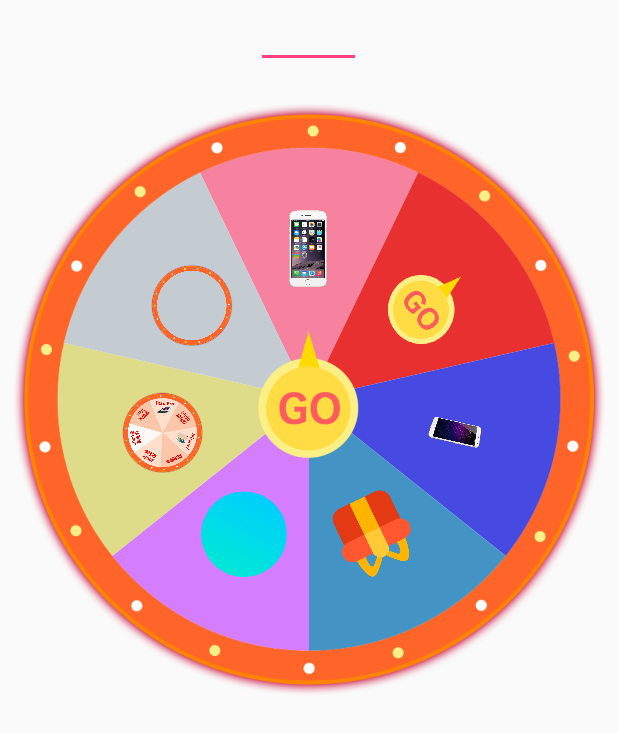
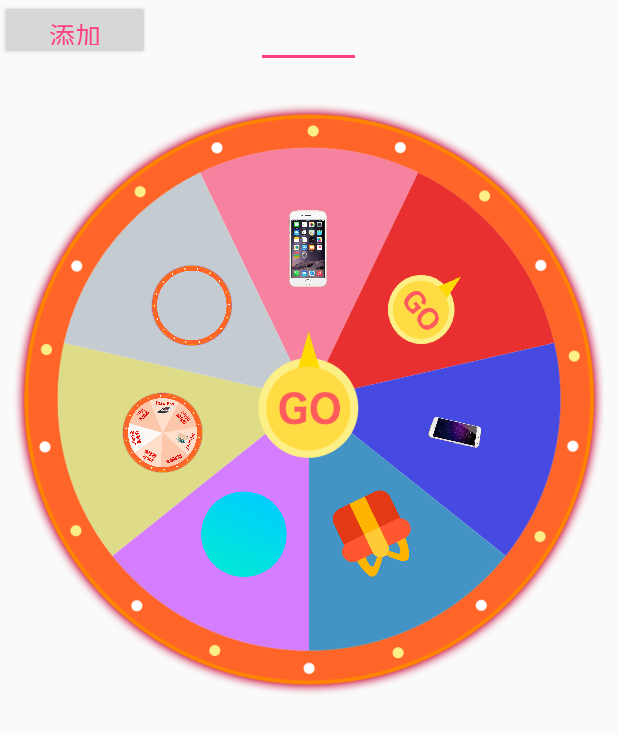
Before and after one commit to zhangyu127/ZhuangPanDemo, an Android app: the screen it shows after launch (MainActivity), on a phone screen of 412 x 824 dp. Shown: the top 733 px of the screen. Run offline under Robolectric (Android 15) with nearby library versions, the phone set to English and light mode, and no system bars.

Commit message:
提交更改

```diff
--- a/app/src/main/java/com/keke/a10056/myzhuangpandemo/MainActivity.java
+++ b/app/src/main/java/com/keke/a10056/myzhuangpandemo/MainActivity.java
@@ -30,12 +30,48 @@ import java.util.Random;
 import java.util.Timer;
 import java.util.TimerTask;
 
+import static android.widget.Toast.*;
+
 
 /**
  * 2019/5/9
  * zhangyu
  * 转盘抽奖
  **/
+
+/**
+ * 新增使用代码设置属性的方式
+ * <p>
+ * 请注意：
+ * 使用这种方式需要在引入布局文件的时候在布局文件中设置mTypeNums = -1 来告诉我你现在要用代码传入这些属性
+ * 使用这种方式需要在引入布局文件的时候在布局文件中设置mTypeNums = -1 来告诉我你现在要用代码传入这些属性
+ * 使用这种方式需要在引入布局文件的时候在布局文件中设置mTypeNums = -1 来告诉我你现在要用代码传入这些属性
+ * <p>
+ * 重要的事情说三遍
+ * <p>
+ * 例如
+ * <com.cretin.www.wheelsruflibrary.view.WheelSurfView
+ * android:id="@+id/wheelSurfView2"
+ * android:layout_width="match_parent"
+ * android:layout_height="match_parent"
+ * wheelSurfView:typenum="-1"
+ * android:layout_margin="20dp">
+ * <p>
+ * 然后调用setConfig()方法来设置你的属性
+ * <p>
+ * 请注意：
+ * 你在传入所有的图标文件之后需要调用 WheelSurfView.rotateBitmaps() 此方法来处理一下你传入的图片
+ * 你在传入所有的图标文件之后需要调用 WheelSurfView.rotateBitmaps() 此方法来处理一下你传入的图片
+ * 你在传入所有的图标文件之后需要调用 WheelSurfView.rotateBitmaps() 此方法来处理一下你传入的图片
+ * <p>
+ * 重要的事情说三遍
+ * <p>
+ * 请注意：
+ * .setmColors(\)
+ * .setmDeses(des)
+ * .setmIcons(mListBitmap)
+ * 这三个方法中的参数长度必须一致 否则会报运行时异常
+ */
 
 
 public class MainActivity extends AppCompatActivity {
@@ -49,6 +85,7 @@ public class MainActivity extends AppCompatActivity {
     private WheelSurfView wheelSurfView2;
     private EditText tv_qd;
     private ImageView imgGo;
+    private Button btn;
 
 
     @SuppressLint("HandlerLeak")
@@ -57,13 +94,8 @@ public class MainActivity extends AppCompatActivity {
         public void handleMessage(Message msg) {
             imageView.setVisibility(View.GONE);
 
-            build = new WheelSurfView.Builder()
-                    .setmColors(color)
-                    .setmIcons(mListBitmap)
-                    .setmTypeNum(mListBitmap.size())
-                    .build();
-            wheelSurfView2.setConfig(build);
-
+            //初始化方法
+            initChuShiHua();
         }
     };
 
@@ -73,45 +105,68 @@ public class MainActivity extends AppCompatActivity {
         super.onCreate(savedInstanceState);
         setContentView(R.layout.activity_main);
 
+        initView();
+        initData();
+    }
+
+
+    private void initView() {
         imageView = findViewById(R.id.img_face);
         tv_qd = findViewById(R.id.ev_qidong);
+        btn = findViewById(R.id.btn_tianjia);
+        wheelSurfView2 = findViewById(R.id.wheelSurfView2);
 
 
-        /**
-         * 新增使用代码设置属性的方式
-         *
-         * 请注意：
-         *  使用这种方式需要在引入布局文件的时候在布局文件中设置mTypeNums = -1 来告诉我你现在要用代码传入这些属性
-         *  使用这种方式需要在引入布局文件的时候在布局文件中设置mTypeNums = -1 来告诉我你现在要用代码传入这些属性
-         *  使用这种方式需要在引入布局文件的时候在布局文件中设置mTypeNums = -1 来告诉我你现在要用代码传入这些属性
-         *
-         *  重要的事情说三遍
-         *
-         *  例如
-         *  <com.cretin.www.wheelsruflibrary.view.WheelSurfView
-         *      android:id="@+id/wheelSurfView2"
-         *      android:layout_width="match_parent"
-         *      android:layout_height="match_parent"
-         *      wheelSurfView:typenum="-1"
-         *      android:layout_margin="20dp">
-         *
-         *  然后调用setConfig()方法来设置你的属性
-         *
-         * 请注意：
-         *  你在传入所有的图标文件之后需要调用 WheelSurfView.rotateBitmaps() 此方法来处理一下你传入的图片
-         *  你在传入所有的图标文件之后需要调用 WheelSurfView.rotateBitmaps() 此方法来处理一下你传入的图片
-         *  你在传入所有的图标文件之后需要调用 WheelSurfView.rotateBitmaps() 此方法来处理一下你传入的图片
-         *
-         *  重要的事情说三遍
-         *
-         * 请注意：
-         *  .setmColors(\)
-         *  .setmDeses(des)
-         *  .setmIcons(mListBitmap)
-         *  这三个方法中的参数长度必须一致 否则会报运行时异常
-         */
+        btn.setOnClickListener(new View.OnClickListener() {
+            @Override
+            public void onClick(View v) {
 
+                if (mListBitmap.size() == 8) {
+                    Toast.makeText(MainActivity.this, "已到达游戏上线", Toast.LENGTH_LONG).show();
+                    return;
+                }
 
+                //添加人数
+                initAdd();
+                initChuShiHua();
+            }
+        });
+
+        //添加滚动监听
+        wheelSurfView2.setRotateListener(new RotateListener() {
+            //动画结束回调
+            @Override
+            public void rotateEnd(int position, String des, Bitmap bitmap) {
+                //判断重新加载转盘   每一次减一
+                if (mListBitmap.size() == 2 || mListBitmap.size() == 1) {
+                    imageView.setVisibility(View.VISIBLE);
+                    imageView.setImageBitmap(bitmap);
+                    initEnd(position);
+                } else {
+                    imageView.setVisibility(View.VISIBLE);
+                    imageView.setImageBitmap(bitmap);
+                    //删除制定位置
+                    initClear(position);
+                }
+            }
+
+            //动画中回调
+            @Override
+            public void rotating(ValueAnimator valueAnimator) {
+            }
+
+            //动画初始化点击回调
+            @Override
+            public void rotateBefore(ImageView goImg) {
+                //对按键
+                imgGo = (ImageView) goImg;
+                //启动转盘
+                initQiDong();
+            }
+        });
+    }
+
+    private void initData() {
         mListBitmap = new ArrayList<>();
         mListBitmap.add(BitmapFactory.decodeResource(getResources(), R.mipmap.iphone));
         mListBitmap.add(BitmapFactory.decodeResource(getResources(), R.mipmap.node));
@@ -121,9 +176,8 @@ public class MainActivity extends AppCompatActivity {
         mListBitmap.add(BitmapFactory.decodeResource(getResources(), R.mipmap.all));
         mListBitmap.add(BitmapFactory.decodeResource(getResources(), R.mipmap.yuanhuan));
 
-
+        //处理图片角度方法
         mListBitmap = WheelSurfView.rotateBitmaps(mListBitmap);
-
 
         colors = new ArrayList<>();
         colors.add(Color.parseColor("#F6829F"));
@@ -133,6 +187,8 @@ public class MainActivity extends AppCompatActivity {
         colors.add(Color.parseColor("#D47EFF"));
         colors.add(Color.parseColor("#DEDC88"));
         colors.add(Color.parseColor("#C5CCD1"));
+        colors.add(Color.parseColor("#DEDC88"));
+        colors.add(Color.parseColor("#D47EFF"));
 
 
         //对颜色进行遍历    根据人物bitmap集合来遍历颜色
@@ -141,45 +197,50 @@ public class MainActivity extends AppCompatActivity {
             color.add(colors.get(i));
         }
 
-
-        wheelSurfView2 = findViewById(R.id.wheelSurfView2);
-        build = new WheelSurfView.Builder()
-                .setmColors(color)
-                .setmIcons(mListBitmap)
-                .setmTypeNum(mListBitmap.size())
-                .build();
-        wheelSurfView2.setConfig(build);
+        initChuShiHua();
+    }
 
 
-        //添加滚动监听
-        wheelSurfView2.setRotateListener(new RotateListener() {
-            @Override
-            public void rotateEnd(int position, String des, Bitmap bitmap) {
+    /**
+     * 添加人数
+     **/
+    private void initAdd() {
 
-                //判断重新加载转盘   每一次减一
-                if (mListBitmap.size() == 2 || mListBitmap.size() == 1) {
-                    //对按键
-                    // 进行处理
-                    imgGo.setEnabled(true);
-//                    imgGo.setVisibility(View.VISIBLE);
+        mListBitmap.add(BitmapFactory.decodeResource(getResources(), R.mipmap.back));
+
+        mListBitmap = WheelSurfView.rotateBitmaps(mListBitmap);
+
+        color.clear();
+        for (int i = 0; i < mListBitmap.size(); i++) {
+            color.add(colors.get(i));
+        }
+    }
+
+    /**
+     * 结束方法
+     **/
+    private void initEnd(int position) {
 
         //对数据显示图片进行处理
         //加载数据是顺时针加载数据，选择数据itemID是逆时针获取所以用(mTypeNum - pos + 1) %mTypeNum);
         if (mListBitmap.size() == 2) {
-
             mListBitmap.remove((mListBitmap.size() - position + 1) %
+                    mListBitmap.size());
+            color.remove((mListBitmap.size() - position + 1) %
                     mListBitmap.size());
         }
         Bitmap bitmap1 = mListBitmap.get(0);
 
         WinDialog winDialog = new WinDialog(MainActivity.this, bitmap1);
         winDialog.show();
+        initChuShiHua();
+    }
 
-                } else {
-                    imageView.setVisibility(View.VISIBLE);
-                    imageView.setImageBitmap(bitmap);
 
-                    imgGo.setEnabled(true);
+    /**
+     * 删除人数
+     **/
+    private void initClear(int position) {
         //根据算法删除删除选中的那一栏
         //加载数据是顺时针加载数据，选择数据itemID是逆时针获取所以用(mTypeNum - pos + 1) %mTypeNum);s
         color.remove((mListBitmap.size() - position + 1) %
@@ -187,37 +248,40 @@ public class MainActivity extends AppCompatActivity {
         mListBitmap.remove((mListBitmap.size() - position + 1) %
                 mListBitmap.size());
 
-
         handler.sendEmptyMessageDelayed(2, 3 * 1000);
-
-                }
-            }
-
-            @Override
-            public void rotating(ValueAnimator valueAnimator) {
-
     }
 
 
-            @Override
-            public void rotateBefore(ImageView goImg) {
+    /**
+     * 初始化转盘
+     **/
+    private void initChuShiHua() {
+        build = new WheelSurfView.Builder()
+                .setmColors(color)
+                .setmIcons(mListBitmap)
+                .setmTypeNum(mListBitmap.size())
+                .build();
 
-                //对按键
-                // 进行处理
-                imgGo = (ImageView) goImg;
+        wheelSurfView2.setConfig(build);
+    }
 
-//                imgGo.setVisibility(View.GONE);
-//                可以指定转盘转到哪里逆时针
-                imgGo.setEnabled(false);
 
-                //模拟位置
-                int position = new Random().nextInt(mListBitmap.size()) + 1;
+    /**
+     * 启动转盘方法
+     **/
+    private void initQiDong() {
+
         if ("".equals(tv_qd.getText().toString())) {
+            Toast.makeText(MainActivity.this, "你输入为空", Toast.LENGTH_LONG).show();
             return;
         }
-                wheelSurfView2.startRotate(Integer.parseInt(tv_qd.getText().toString()));
+        if (mListBitmap.size() == 1) {
+            Toast.makeText(MainActivity.this, "目前仅一人，无法进行游戏", Toast.LENGTH_LONG).show();
+            return;
         }
-        });
+
+        wheelSurfView2.startRotate(Integer.parseInt(tv_qd.getText().toString().trim()));
+
     }
 
 
--- a/app/src/main/res/layout/activity_main.xml
+++ b/app/src/main/res/layout/activity_main.xml
@@ -40,4 +40,13 @@
         android:textSize="20sp" />
 
 
+    <Button
+        android:id="@+id/btn_tianjia"
+        android:layout_width="100dp"
+        android:layout_height="40dp"
+        android:text="添加"
+        android:textColor="@color/colorAccent"
+        android:textSize="17sp" />
+
+
 </RelativeLayout>
```
Lines whose indentation alone changed are shown as unchanged.
